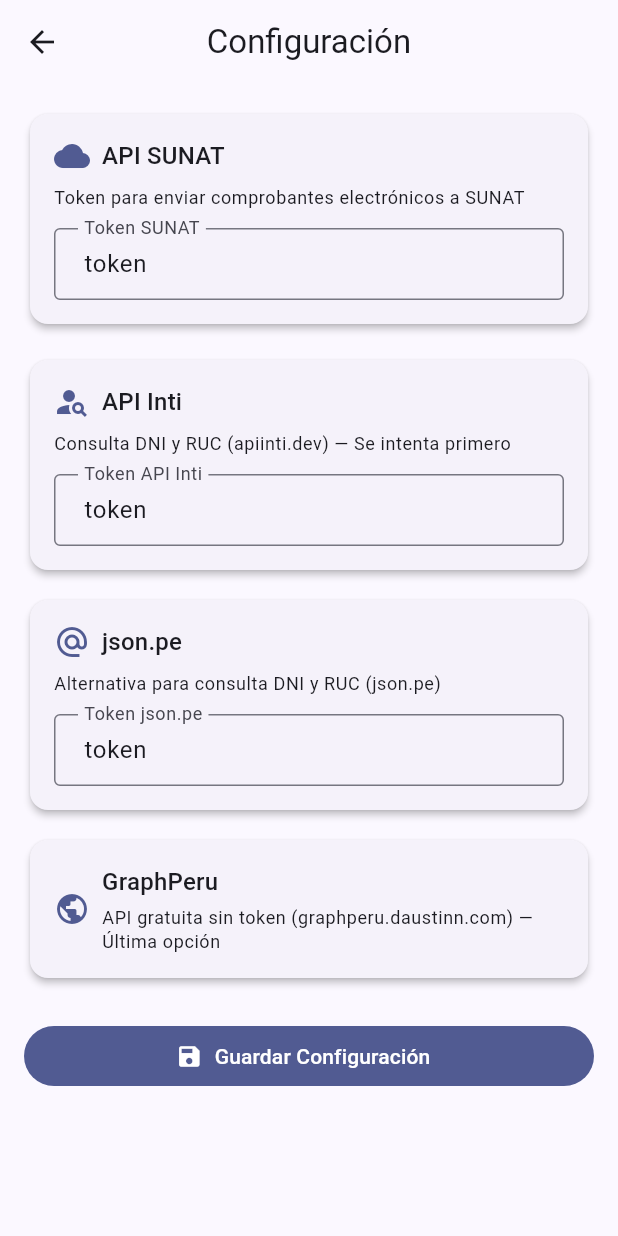
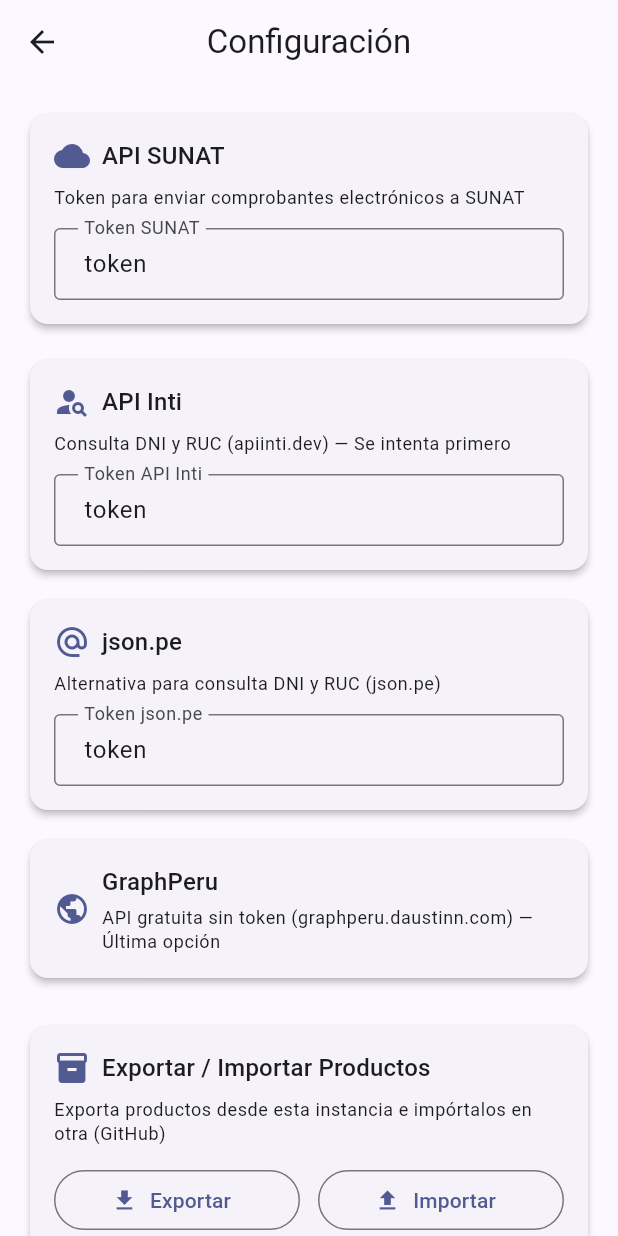
Before and after one commit to geniohd-beep/facture, a Flutter app: the SettingsScreen screen opened by its route, on a phone screen of 412 x 824 dp. Run offline on Flutter 3.47's test engine with Material 3 defaults, Android fonts, the phone set to English and light mode, and no system bars; our stand-ins replace pdf, printing, shared_preferences, sqflite, sqflite_common_ffi_web; missing offline and left inert: dart:html; accounts and stored records are empty.

Commit message:
feat: export/import products JSON, separate DNI/RUC in search, reduce dashboard cards

```diff
--- a/lib/screens/settings/settings_screen.dart
+++ b/lib/screens/settings/settings_screen.dart
@@ -1,4 +1,7 @@
 import 'package:flutter/material.dart';
+import 'package:provider/provider.dart';
+import '../../providers/product_provider.dart';
+import '../../services/file_util.dart';
 import '../../services/settings_service.dart';
 
 class SettingsScreen extends StatefulWidget {
@@ -49,6 +52,27 @@ class _SettingsScreenState extends State<SettingsScreen> {
 
     ScaffoldMessenger.of(context).showSnackBar(
       const SnackBar(content: Text('Configuración guardada')),
+    );
+  }
+
+  Future<void> _exportProducts() async {
+    final provider = context.read<ProductProvider>();
+    final json = await provider.exportProductsToJson();
+    await downloadFile(json, 'productos_exportados.json', 'application/json');
+    if (!mounted) return;
+    ScaffoldMessenger.of(context).showSnackBar(
+      const SnackBar(content: Text('Productos exportados correctamente')),
+    );
+  }
+
+  Future<void> _importProducts() async {
+    final json = await uploadFile('.json');
+    if (json == null || !mounted) return;
+    final provider = context.read<ProductProvider>();
+    final result = await provider.importProductsFromJson(json);
+    if (!mounted) return;
+    ScaffoldMessenger.of(context).showSnackBar(
+      SnackBar(content: Text(result)),
     );
   }
 
@@ -156,6 +180,51 @@ class _SettingsScreenState extends State<SettingsScreen> {
                     ),
                   ),
                   const SizedBox(height: 24),
+                  Card(
+                    child: Padding(
+                      padding: const EdgeInsets.all(16),
+                      child: Column(
+                        crossAxisAlignment: CrossAxisAlignment.start,
+                        children: [
+                          Row(
+                            children: [
+                              Icon(Icons.inventory,
+                                  color: Theme.of(context).colorScheme.primary),
+                              const SizedBox(width: 8),
+                              Text('Exportar / Importar Productos',
+                                  style: Theme.of(context).textTheme.titleMedium),
+                            ],
+                          ),
+                          const SizedBox(height: 8),
+                          Text(
+                            'Exporta productos desde esta instancia e impórtalos en otra (GitHub)',
+                            style: Theme.of(context).textTheme.bodySmall,
+                          ),
+                          const SizedBox(height: 12),
+                          Row(
+                            children: [
+                              Expanded(
+                                child: OutlinedButton.icon(
+                                  onPressed: _exportProducts,
+                                  icon: const Icon(Icons.file_download),
+                                  label: const Text('Exportar'),
+                                ),
+                              ),
+                              const SizedBox(width: 12),
+                              Expanded(
+                                child: OutlinedButton.icon(
+                                  onPressed: _importProducts,
+                                  icon: const Icon(Icons.file_upload),
+                                  label: const Text('Importar'),
+                                ),
+                              ),
+                            ],
+                          ),
+                        ],
+                      ),
+                    ),
+                  ),
+                  const SizedBox(height: 24),
                   FilledButton.icon(
                     onPressed: _isSaving ? null : _save,
                     icon: _isSaving
--- /dev/null
+++ b/lib/services/file_util.dart
@@ -0,0 +1,2 @@
+export 'file_util_stub.dart'
+    if (dart.library.html) 'file_util_web.dart';
--- a/pubspec.yaml
+++ b/pubspec.yaml
@@ -20,7 +20,6 @@ dependencies:
   intl: ^0.20.2
   pdf: ^3.11.1
   printing: ^5.13.4
-  flutter_barcode_scanner: ^2.0.0
   qr_flutter: ^4.1.0
   sign_in_button: ^3.2.0
   crypto: ^3.0.6
```
Also changed, not shown: lib/providers/product_provider.dart (+49 -0 lines), lib/screens/dashboard/dashboard_screen.dart (+7 -22 lines), lib/screens/sales/new_sale_screen.dart (+67 -29 lines), lib/services/database_service.dart (+13 -0 lines), lib/services/file_util_stub.dart (added, +7 -0 lines), lib/services/file_util_web.dart (added, +30 -0 lines), pubspec.lock.
